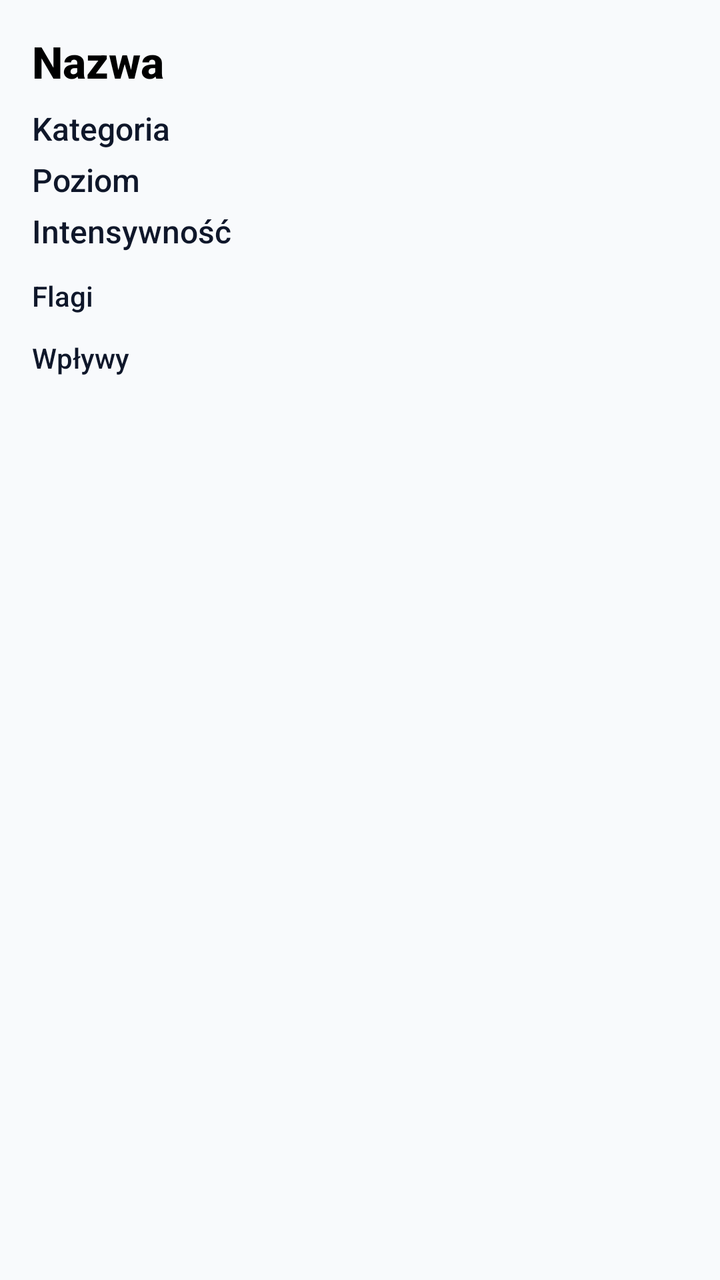
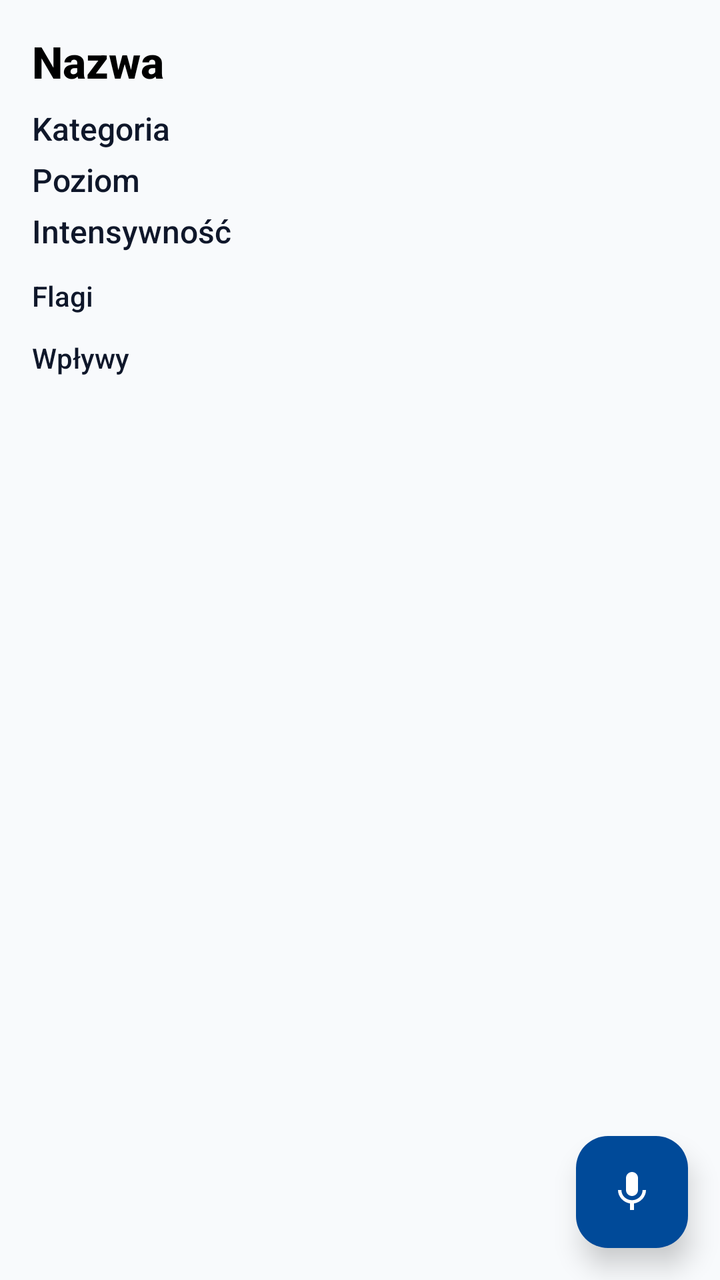

An Android layout rendered at two revisions. The XML below is the earlier revision; the diff shows what the commit changed to produce the second picture.
<!-- AndroidManifest.xml: application theme Theme.Fitnessapp -->
<!-- res/layout/activity_exercise_detail.xml -->
<?xml version="1.0" encoding="utf-8"?>
<ScrollView xmlns:android="http://schemas.android.com/apk/res/android"
    android:layout_width="match_parent"
    android:layout_height="match_parent">

    <LinearLayout
        android:layout_width="match_parent"
        android:layout_height="wrap_content"
        android:orientation="vertical"
        android:padding="16dp">

        <TextView
            android:id="@+id/tv_name"
            android:layout_width="match_parent"
            android:layout_height="wrap_content"
            android:textSize="22sp"
            android:textStyle="bold"
            android:textColor="@color/black"
            android:text="Nazwa"/>

        <TextView
            android:id="@+id/tv_category"
            android:layout_width="match_parent"
            android:layout_height="wrap_content"
            android:layout_marginTop="8dp"
            android:textSize="16sp"
            android:text="Kategoria"/>

        <TextView
            android:id="@+id/tv_difficulty"
            android:layout_width="match_parent"
            android:layout_height="wrap_content"
            android:layout_marginTop="4dp"
            android:textSize="16sp"
            android:text="Poziom"/>

        <TextView
            android:id="@+id/tv_intensity"
            android:layout_width="match_parent"
            android:layout_height="wrap_content"
            android:layout_marginTop="4dp"
            android:textSize="16sp"
            android:text="Intensywność"/>

        <TextView
            android:id="@+id/tv_flags"
            android:layout_width="match_parent"
            android:layout_height="wrap_content"
            android:layout_marginTop="12dp"
            android:textSize="14sp"
            android:text="Flagi"/>

        <TextView
            android:id="@+id/tv_impacts"
            android:layout_width="match_parent"
            android:layout_height="wrap_content"
            android:layout_marginTop="12dp"
            android:textSize="14sp"
            android:text="Wpływy"/>

    </LinearLayout>
</ScrollView>
<!-- resources referenced by this layout -->
<resources>
  <color name="black">#FF000000</color>
  <style name="Theme.Fitnessapp" parent="Base.Theme.Fitnessapp" />
  <style name="Base.Theme.Fitnessapp" parent="Theme.Material3.Light.NoActionBar">
          
          <item name="android:fontFamily">sans-serif-medium</item>
          <item name="android:textAllCaps">false</item>
          <item name="android:textColor">#0F172A</item>
          <item name="android:windowBackground">#F8FAFC</item>
      </style>
</resources>

<!-- the commit's change to res/layout/activity_exercise_detail.xml (unified diff, before → after) -->
@@ -1,62 +1,86 @@
 <?xml version="1.0" encoding="utf-8"?>
-<ScrollView xmlns:android="http://schemas.android.com/apk/res/android"
+<androidx.constraintlayout.widget.ConstraintLayout xmlns:android="http://schemas.android.com/apk/res/android"
+    xmlns:app="http://schemas.android.com/apk/res-auto"
     android:layout_width="match_parent"
     android:layout_height="match_parent">
 
-    <LinearLayout
+    <ScrollView
         android:layout_width="match_parent"
-        android:layout_height="wrap_content"
-        android:orientation="vertical"
-        android:padding="16dp">
+        android:layout_height="0dp"
+        android:fillViewport="true"
+        app:layout_constraintTop_toTopOf="parent"
+        app:layout_constraintBottom_toBottomOf="parent">
 
-        <TextView
-            android:id="@+id/tv_name"
+        <LinearLayout
             android:layout_width="match_parent"
             android:layout_height="wrap_content"
-            android:textSize="22sp"
-            android:textStyle="bold"
-            android:textColor="@color/black"
-            android:text="Nazwa"/>
+            android:orientation="vertical"
+            android:padding="16dp">
 
-        <TextView
-            android:id="@+id/tv_category"
-            android:layout_width="match_parent"
-            android:layout_height="wrap_content"
-            android:layout_marginTop="8dp"
-            android:textSize="16sp"
-            android:text="Kategoria"/>
+            <TextView
+                android:id="@+id/tv_name"
+                android:layout_width="match_parent"
+                android:layout_height="wrap_content"
+                android:textSize="22sp"
+                android:textStyle="bold"
+                android:textColor="@color/black"
+                android:text="Nazwa"/>
 
-        <TextView
-            android:id="@+id/tv_difficulty"
-            android:layout_width="match_parent"
-            android:layout_height="wrap_content"
-            android:layout_marginTop="4dp"
-            android:textSize="16sp"
-            android:text="Poziom"/>
+            <TextView
+                android:id="@+id/tv_category"
+                android:layout_width="match_parent"
+                android:layout_height="wrap_content"
+                android:layout_marginTop="8dp"
+                android:textSize="16sp"
+                android:text="Kategoria"/>
 
-        <TextView
-            android:id="@+id/tv_intensity"
-            android:layout_width="match_parent"
-            android:layout_height="wrap_content"
-            android:layout_marginTop="4dp"
-            android:textSize="16sp"
-            android:text="Intensywność"/>
+            <TextView
+                android:id="@+id/tv_difficulty"
+                android:layout_width="match_parent"
+                android:layout_height="wrap_content"
+                android:layout_marginTop="4dp"
+                android:textSize="16sp"
+                android:text="Poziom"/>
 
-        <TextView
-            android:id="@+id/tv_flags"
-            android:layout_width="match_parent"
-            android:layout_height="wrap_content"
-            android:layout_marginTop="12dp"
-            android:textSize="14sp"
-            android:text="Flagi"/>
+            <TextView
+                android:id="@+id/tv_intensity"
+                android:layout_width="match_parent"
+                android:layout_height="wrap_content"
+                android:layout_marginTop="4dp"
+                android:textSize="16sp"
+                android:text="Intensywność"/>
 
-        <TextView
-            android:id="@+id/tv_impacts"
-            android:layout_width="match_parent"
-            android:layout_height="wrap_content"
-            android:layout_marginTop="12dp"
-            android:textSize="14sp"
-            android:text="Wpływy"/>
+            <TextView
+                android:id="@+id/tv_flags"
+                android:layout_width="match_parent"
+                android:layout_height="wrap_content"
+                android:layout_marginTop="12dp"
+                android:textSize="14sp"
+                android:text="Flagi"/>
 
-    </LinearLayout>
-</ScrollView>
+            <TextView
+                android:id="@+id/tv_impacts"
+                android:layout_width="match_parent"
+                android:layout_height="wrap_content"
+                android:layout_marginTop="12dp"
+                android:textSize="14sp"
+                android:text="Wpływy"/>
+
+        </LinearLayout>
+    </ScrollView>
+
+    <com.google.android.material.floatingactionbutton.FloatingActionButton
+        android:id="@+id/fab_mic"
+        android:layout_width="wrap_content"
+        android:layout_height="wrap_content"
+        android:layout_margin="16dp"
+        android:contentDescription="Nagrywanie głosu"
+        android:src="@drawable/ic_mic"
+        app:backgroundTint="#004A99"
+        app:tint="#FFFFFF"
+        app:fabSize="normal"
+        app:elevation="8dp"
+        app:layout_constraintEnd_toEndOf="parent"
+        app:layout_constraintBottom_toBottomOf="parent" />
+
+</androidx.constraintlayout.widget.ConstraintLayout>
<!-- resource entries referenced after the edit -->
@@ -1,6 +1,16 @@
 <!-- resources referenced by this layout -->
 <resources>
   <color name="black">#FF000000</color>
+  <!-- drawable ic_mic (drawable) -->
+  <vector xmlns:android="http://schemas.android.com/apk/res/android"
+      android:width="24dp"
+      android:height="24dp"
+      android:viewportWidth="24"
+      android:viewportHeight="24">
+      <path
+          android:fillColor="#1A5DFF"
+          android:pathData="M12,14c1.66,0 3,-1.34 3,-3V5c0,-1.66 -1.34,-3 -3,-3S9,3.34 9,5v6C9,12.66 10.34,14 12,14zM17.3,11c0,3 -2.54,5.1 -5.3,5.1S6.7,14 6.7,11H5c0,3.41 2.72,6.23 6,6.72V21h2v-3.28c3.28,-0.49 6,-3.31 6,-6.72H17.3z"/>
+  </vector>
   <style name="Theme.Fitnessapp" parent="Base.Theme.Fitnessapp" />
   <style name="Base.Theme.Fitnessapp" parent="Theme.Material3.Light.NoActionBar">
           
